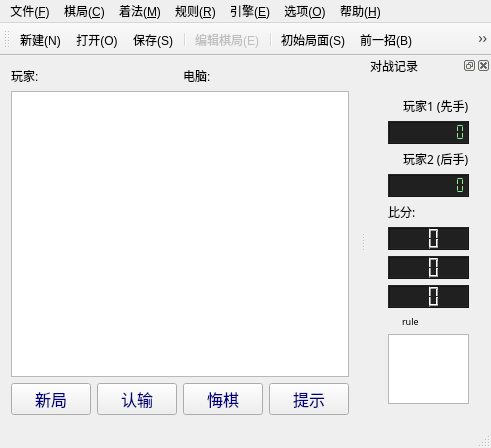
The window that NineChess/millwindow.ui (calcitem/Sanmill) describes before a commit, drawn with Qt 5.
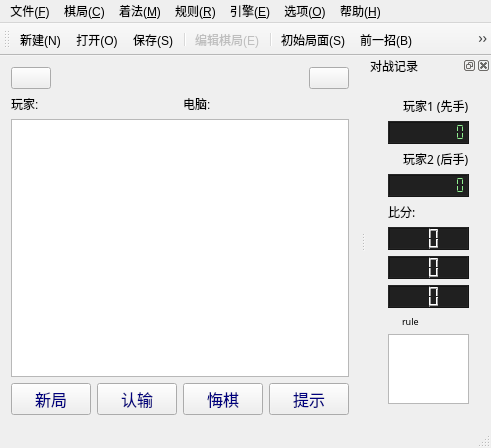
The same window after the commit. Icons and pictures are not drawn. Custom widgets are drawn as their Qt base class.

Commit message: AppUI: 增加返回和菜单按钮

Diff of the .ui file:
```diff
--- a/NineChess/millwindow.ui
+++ b/NineChess/millwindow.ui
@@ -24,6 +24,45 @@
     <bool>false</bool>
    </property>
    <layout class="QVBoxLayout" name="verticalLayout_3">
+    <item>
+     <layout class="QHBoxLayout" name="horizontalLayout_6">
+      <item>
+       <widget class="QPushButton" name="pushButton_back">
+        <property name="text">
+         <string/>
+        </property>
+        <property name="icon">
+         <iconset resource="ninechesswindow.qrc">
+          <normaloff>:/icon/resources/icon/ic_reply_black_48dp.png</normaloff>:/icon/resources/icon/ic_reply_black_48dp.png</iconset>
+        </property>
+       </widget>
+      </item>
+      <item>
+       <spacer name="horizontalSpacer">
+        <property name="orientation">
+         <enum>Qt::Horizontal</enum>
+        </property>
+        <property name="sizeHint" stdset="0">
+         <size>
+          <width>40</width>
+          <height>20</height>
+         </size>
+        </property>
+       </spacer>
+      </item>
+      <item>
+       <widget class="QPushButton" name="pushButton_option">
+        <property name="text">
+         <string/>
+        </property>
+        <property name="icon">
+         <iconset resource="ninechesswindow.qrc">
+          <normaloff>:/icon/resources/icon/ic_menu_black_48dp.png</normaloff>:/icon/resources/icon/ic_menu_black_48dp.png</iconset>
+        </property>
+       </widget>
+      </item>
+     </layout>
+    </item>
     <item>
      <layout class="QHBoxLayout" name="horizontalLayout_3">
       <item>
```
